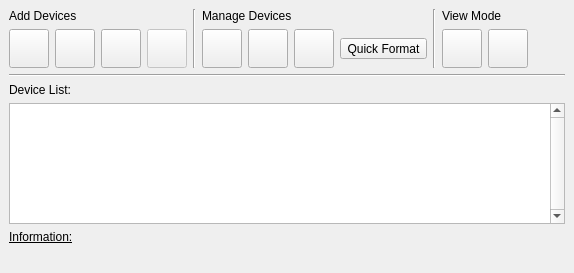
First picture: the form in src/Device_Manager_Widget.ui, repository tobimensch/aqemu, before the edit.
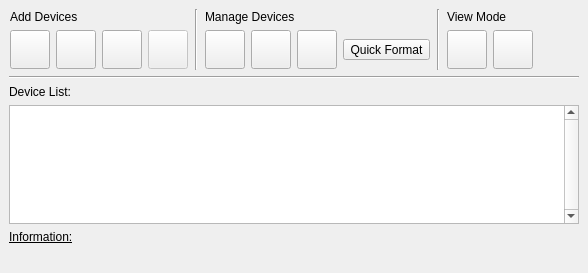
Second picture: the form after the edit. Icons and pictures are not drawn.

Commit message: Layouts of Ports Tab and Folder Sharing now are getting synced with Device Manager. More UI improvements. New icons for serial and parallel ports from openclipart.org by https://openclipart.org/user-detail/jhnri4

Patch:
```diff
--- a/src/Device_Manager_Widget.ui
+++ b/src/Device_Manager_Widget.ui
@@ -7,7 +7,7 @@
    <rect>
     <x>0</x>
     <y>0</y>
-    <width>574</width>
+    <width>588</width>
     <height>273</height>
    </rect>
   </property>
@@ -41,180 +41,6 @@
      </property>
     </widget>
    </item>
-   <item row="0" column="4">
-    <layout class="QGridLayout">
-     <property name="margin">
-      <number>0</number>
-     </property>
-     <property name="spacing">
-      <number>6</number>
-     </property>
-     <item row="0" column="0">
-      <widget class="QLabel" name="Label_View_Mode">
-       <property name="text">
-        <string>View Mode</string>
-       </property>
-      </widget>
-     </item>
-     <item row="1" column="0">
-      <layout class="QHBoxLayout">
-       <property name="spacing">
-        <number>6</number>
-       </property>
-       <property name="margin">
-        <number>0</number>
-       </property>
-       <item>
-        <widget class="QToolButton" name="TB_Icon_Mode">
-         <property name="toolTip">
-          <string>Icon Mode</string>
-         </property>
-         <property name="text">
-          <string/>
-         </property>
-         <property name="icon">
-          <iconset resource="../resources/icons.qrc">
-           <normaloff>:/view_icon.png</normaloff>:/view_icon.png</iconset>
-         </property>
-         <property name="iconSize">
-          <size>
-           <width>32</width>
-           <height>32</height>
-          </size>
-         </property>
-        </widget>
-       </item>
-       <item>
-        <widget class="QToolButton" name="TB_List_Mode">
-         <property name="toolTip">
-          <string>List Mode</string>
-         </property>
-         <property name="text">
-          <string/>
-         </property>
-         <property name="icon">
-          <iconset resource="../resources/icons.qrc">
-           <normaloff>:/view_detailed.png</normaloff>:/view_detailed.png</iconset>
-         </property>
-         <property name="iconSize">
-          <size>
-           <width>32</width>
-           <height>32</height>
-          </size>
-         </property>
-        </widget>
-       </item>
-      </layout>
-     </item>
-    </layout>
-   </item>
-   <item row="0" column="2">
-    <layout class="QVBoxLayout">
-     <property name="spacing">
-      <number>6</number>
-     </property>
-     <property name="margin">
-      <number>0</number>
-     </property>
-     <item>
-      <widget class="QLabel" name="Label_Manage_Devices">
-       <property name="text">
-        <string>Manage Devices</string>
-       </property>
-      </widget>
-     </item>
-     <item>
-      <layout class="QHBoxLayout">
-       <property name="spacing">
-        <number>6</number>
-       </property>
-       <property name="margin">
-        <number>0</number>
-       </property>
-       <item>
-        <widget class="QToolButton" name="TB_Edit_Device">
-         <property name="toolTip">
-          <string>Properties</string>
-         </property>
-         <property name="text">
-          <string/>
-         </property>
-         <property name="icon">
-          <iconset resource="../resources/icons.qrc">
-           <normaloff>:/edit.png</normaloff>:/edit.png</iconset>
-         </property>
-         <property name="iconSize">
-          <size>
-           <width>32</width>
-           <height>32</height>
-          </size>
-         </property>
-        </widget>
-       </item>
-       <item>
-        <widget class="QToolButton" name="TB_Delete_Device">
-         <property name="toolTip">
-          <string>Delete</string>
-         </property>
-         <property name="text">
-          <string/>
-         </property>
-         <property name="icon">
-          <iconset resource="../resources/icons.qrc">
-           <normaloff>:/remove.png</normaloff>:/remove.png</iconset>
-         </property>
-         <property name="iconSize">
-          <size>
-           <width>32</width>
-           <height>32</height>
-          </size>
-         </property>
-        </widget>
-       </item>
-       <item>
-        <widget class="QToolButton" name="TB_Format_HDD">
-         <property name="toolTip">
-          <string>Format HDD</string>
-         </property>
-         <property name="text">
-          <string/>
-         </property>
-         <property name="icon">
-          <iconset resource="../resources/icons.qrc">
-           <normaloff>:/exec.png</normaloff>:/exec.png</iconset>
-         </property>
-         <property name="iconSize">
-          <size>
-           <width>32</width>
-           <height>32</height>
-          </size>
-         </property>
-        </widget>
-       </item>
-       <item>
-        <widget class="QToolButton" name="TB_Quick_Format">
-         <property name="toolTip">
-          <string>Quick Format</string>
-         </property>
-         <property name="text">
-          <string>Quick Format</string>
-         </property>
-         <property name="icon">
-          <iconset resource="../resources/icons.qrc">
-           <normaloff>:/eraser.png</normaloff>:/eraser.png</iconset>
-         </property>
-         <property name="iconSize">
-          <size>
-           <width>32</width>
-           <height>32</height>
-          </size>
-         </property>
-        </widget>
-       </item>
-      </layout>
-     </item>
-    </layout>
-   </item>
    <item row="0" column="1">
     <widget class="Line" name="line_3">
      <property name="orientation">
@@ -222,116 +48,6 @@
      </property>
     </widget>
    </item>
-   <item row="0" column="0">
-    <layout class="QVBoxLayout">
-     <property name="spacing">
-      <number>6</number>
-     </property>
-     <property name="margin">
-      <number>0</number>
-     </property>
-     <item>
-      <widget class="QLabel" name="Label_Add_Devices">
-       <property name="text">
-        <string>Add Devices</string>
-       </property>
-      </widget>
-     </item>
-     <item>
-      <layout class="QHBoxLayout">
-       <property name="spacing">
-        <number>6</number>
-       </property>
-       <property name="margin">
-        <number>0</number>
-       </property>
-       <item>
-        <widget class="QToolButton" name="TB_Add_Floppy">
-         <property name="toolTip">
-          <string>Add Floppy</string>
-         </property>
-         <property name="text">
-          <string/>
-         </property>
-         <property name="icon">
-          <iconset resource="../resources/icons.qrc">
-           <normaloff>:/fdd.png</normaloff>:/fdd.png</iconset>
-         </property>
-         <property name="iconSize">
-          <size>
-           <width>32</width>
-           <height>32</height>
-          </size>
-         </property>
-        </widget>
-       </item>
-       <item>
-        <widget class="QToolButton" name="TB_Add_CDROM">
-         <property name="toolTip">
-          <string>Add CD/DVD-ROM</string>
-         </property>
-         <property name="text">
-          <string/>
-         </property>
-         <property name="icon">
-          <iconset resource="../resources/icons.qrc">
-           <normaloff>:/cdrom.png</normaloff>:/cdrom.png</iconset>
-         </property>
-         <property name="iconSize">
-          <size>
-           <width>32</width>
-           <height>32</height>
-          </size>
-         </property>
-        </widget>
-       </item>
-       <item>
-        <widget class="QToolButton" name="TB_Add_HDD">
-         <property name="toolTip">
-          <string>Add HDD</string>
-         </property>
-         <property name="text">
-          <string/>
-         </property>
-         <property name="icon">
-          <iconset resource="../resources/icons.qrc">
-           <normaloff>:/hdd.png</normaloff>:/hdd.png</iconset>
-         </property>
-         <property name="iconSize">
-          <size>
-           <width>32</width>
-           <height>32</height>
-          </size>
-         </property>
-        </widget>
-       </item>
-       <item>
-        <widget class="QToolButton" name="TB_Add_Device">
-         <property name="enabled">
-          <bool>false</bool>
-         </property>
-         <property name="toolTip">
-          <string>Add Storage Device</string>
-         </property>
-         <property name="text">
-          <string/>
-         </property>
-         <property name="icon">
-          <iconset resource="../resources/icons.qrc">
-           <normaloff>:/blockdevice.png</normaloff>:/blockdevice.png</iconset>
-         </property>
-         <property name="iconSize">
-          <size>
-           <width>32</width>
-           <height>32</height>
-          </size>
-         </property>
-        </widget>
-       </item>
-      </layout>
-     </item>
-    </layout>
-   </item>
    <item row="1" column="0" colspan="6">
     <widget class="Line" name="line_2">
      <property name="orientation">
@@ -340,11 +56,20 @@
     </widget>
    </item>
    <item row="2" column="0" colspan="6">
-    <layout class="QVBoxLayout">
+    <layout class="QVBoxLayout" name="view_vbox_123">
      <property name="spacing">
       <number>6</number>
      </property>
-     <property name="margin">
+     <property name="leftMargin">
+      <number>0</number>
+     </property>
+     <property name="topMargin">
+      <number>0</number>
+     </property>
+     <property name="rightMargin">
+      <number>0</number>
+     </property>
+     <property name="bottomMargin">
       <number>0</number>
      </property>
      <item>
@@ -418,6 +143,350 @@
      </item>
     </layout>
    </item>
+   <item row="0" column="0">
+    <widget class="QWidget" name="add_layout_widget" native="true">
+     <layout class="QVBoxLayout">
+      <property name="spacing">
+       <number>6</number>
+      </property>
+      <property name="leftMargin">
+       <number>1</number>
+      </property>
+      <property name="topMargin">
+       <number>1</number>
+      </property>
+      <property name="rightMargin">
+       <number>1</number>
+      </property>
+      <property name="bottomMargin">
+       <number>1</number>
+      </property>
+      <item>
+       <widget class="QLabel" name="Label_Add_Devices">
+        <property name="text">
+         <string>Add Devices</string>
+        </property>
+       </widget>
+      </item>
+      <item>
+       <layout class="QHBoxLayout">
+        <property name="spacing">
+         <number>6</number>
+        </property>
+        <property name="leftMargin">
+         <number>0</number>
+        </property>
+        <property name="topMargin">
+         <number>0</number>
+        </property>
+        <property name="rightMargin">
+         <number>0</number>
+        </property>
+        <property name="bottomMargin">
+         <number>0</number>
+        </property>
+        <item>
+         <widget class="QToolButton" name="TB_Add_Floppy">
+          <property name="toolTip">
+           <string>Add Floppy</string>
+          </property>
+          <property name="text">
+           <string/>
+          </property>
+          <property name="icon">
+           <iconset resource="../resources/icons.qrc">
+            <normaloff>:/fdd.png</normaloff>:/fdd.png</iconset>
+          </property>
+          <property name="iconSize">
+           <size>
+            <width>32</width>
+            <height>32</height>
+           </size>
+          </property>
+         </widget>
+        </item>
+        <item>
+         <widget class="QToolButton" name="TB_Add_CDROM">
+          <property name="toolTip">
+           <string>Add CD/DVD-ROM</string>
+          </property>
+          <property name="text">
+           <string/>
+          </property>
+          <property name="icon">
+           <iconset resource="../resources/icons.qrc">
+            <normaloff>:/cdrom.png</normaloff>:/cdrom.png</iconset>
+          </property>
+          <property name="iconSize">
+           <size>
+            <width>32</width>
+            <height>32</height>
+           </size>
+          </property>
+         </widget>
+        </item>
+        <item>
+         <widget class="QToolButton" name="TB_Add_HDD">
+          <property name="toolTip">
+           <string>Add HDD</string>
+          </property>
+          <property name="text">
+           <string/>
+          </property>
+          <property name="icon">
+           <iconset resource="../resources/icons.qrc">
+            <normaloff>:/hdd.png</normaloff>:/hdd.png</iconset>
+          </property>
+          <property name="iconSize">
+           <size>
+            <width>32</width>
+            <height>32</height>
+           </size>
+          </property>
+         </widget>
+        </item>
+        <item>
+         <widget class="QToolButton" name="TB_Add_Device">
+          <property name="enabled">
+           <bool>false</bool>
+          </property>
+          <property name="toolTip">
+           <string>Add Storage Device</string>
+          </property>
+          <property name="text">
+           <string/>
+          </property>
+          <property name="icon">
+           <iconset resource="../resources/icons.qrc">
+            <normaloff>:/blockdevice.png</normaloff>:/blockdevice.png</iconset>
+          </property>
+          <property name="iconSize">
+           <size>
+            <width>32</width>
+            <height>32</height>
+           </size>
+          </property>
+         </widget>
+        </item>
+       </layout>
+      </item>
+     </layout>
+    </widget>
+   </item>
+   <item row="0" column="2">
+    <widget class="QWidget" name="manage_layout_widget" native="true">
+     <layout class="QVBoxLayout">
+      <property name="spacing">
+       <number>6</number>
+      </property>
+      <property name="leftMargin">
+       <number>1</number>
+      </property>
+      <property name="topMargin">
+       <number>1</number>
+      </property>
+      <property name="rightMargin">
+       <number>1</number>
+      </property>
+      <property name="bottomMargin">
+       <number>1</number>
+      </property>
+      <item>
+       <widget class="QLabel" name="Label_Manage_Devices">
+        <property name="text">
+         <string>Manage Devices</string>
+        </property>
+       </widget>
+      </item>
+      <item>
+       <layout class="QHBoxLayout">
+        <property name="spacing">
+         <number>6</number>
+        </property>
+        <property name="leftMargin">
+         <number>0</number>
+        </property>
+        <property name="topMargin">
+         <number>0</number>
+        </property>
+        <property name="rightMargin">
+         <number>0</number>
+        </property>
+        <property name="bottomMargin">
+         <number>0</number>
+        </property>
+        <item>
+         <widget class="QToolButton" name="TB_Edit_Device">
+          <property name="toolTip">
+           <string>Properties</string>
+          </property>
+          <property name="text">
+           <string/>
+          </property>
+          <property name="icon">
+           <iconset resource="../resources/icons.qrc">
+            <normaloff>:/edit.png</normaloff>:/edit.png</iconset>
+          </property>
+          <property name="iconSize">
+           <size>
+            <width>32</width>
+            <height>32</height>
+           </size>
+          </property>
+         </widget>
+        </item>
+        <item>
+         <widget class="QToolButton" name="TB_Delete_Device">
+          <property name="toolTip">
+           <string>Delete</string>
+          </property>
+          <property name="text">
+           <string/>
+          </property>
+          <property name="icon">
+           <iconset resource="../resources/icons.qrc">
+            <normaloff>:/remove.png</normaloff>:/remove.png</iconset>
+          </property>
+          <property name="iconSize">
+           <size>
+            <width>32</width>
+            <height>32</height>
+           </size>
+          </property>
+         </widget>
+        </item>
+        <item>
+         <widget class="QToolButton" name="TB_Format_HDD">
+          <property name="toolTip">
+           <string>Format HDD</string>
+          </property>
+          <property name="text">
+           <string/>
+          </property>
+          <property name="icon">
+           <iconset resource="../resources/icons.qrc">
+            <normaloff>:/exec.png</normaloff>:/exec.png</iconset>
+          </property>
+          <property name="iconSize">
+           <size>
+            <width>32</width>
+            <height>32</height>
+           </size>
+          </property>
+         </widget>
+        </item>
+        <item>
+         <widget class="QToolButton" name="TB_Quick_Format">
+          <property name="toolTip">
+           <string>Quick Format</string>
+          </property>
+          <property name="text">
+           <string>Quick Format</string>
+          </property>
+          <property name="icon">
+           <iconset resource="../resources/icons.qrc">
+            <normaloff>:/eraser.png</normaloff>:/eraser.png</iconset>
+          </property>
+          <property name="iconSize">
+           <size>
+            <width>32</width>
+            <height>32</height>
+           </size>
+          </property>
+         </widget>
+        </item>
+       </layout>
+      </item>
+     </layout>
+    </widget>
+   </item>
+   <item row="0" column="4">
+    <widget class="QWidget" name="view_layout_widget" native="true">
+     <layout class="QGridLayout">
+      <property name="leftMargin">
+       <number>1</number>
+      </property>
+      <property name="topMargin">
+       <number>1</number>
+      </property>
+      <property name="rightMargin">
+       <number>1</number>
+      </property>
+      <property name="bottomMargin">
+       <number>1</number>
+      </property>
+      <property name="spacing">
+       <number>6</number>
+      </property>
+      <item row="0" column="0">
+       <widget class="QLabel" name="Label_View_Mode">
+        <property name="text">
+         <string>View Mode</string>
+        </property>
+       </widget>
+      </item>
+      <item row="1" column="0">
+       <layout class="QHBoxLayout">
+        <property name="spacing">
+         <number>6</number>
+        </property>
+        <property name="leftMargin">
+         <number>0</number>
+        </property>
+        <property name="topMargin">
+         <number>0</number>
+        </property>
+        <property name="rightMargin">
+         <number>0</number>
+        </property>
+        <property name="bottomMargin">
+         <number>0</number>
+        </property>
+        <item>
+         <widget class="QToolButton" name="TB_Icon_Mode">
+          <property name="toolTip">
+           <string>Icon Mode</string>
+          </property>
+          <property name="text">
+           <string/>
+          </property>
+          <property name="icon">
+           <iconset resource="../resources/icons.qrc">
+            <normaloff>:/view_icon.png</normaloff>:/view_icon.png</iconset>
+          </property>
+          <property name="iconSize">
+           <size>
+            <width>32</width>
+            <height>32</height>
+           </size>
+          </property>
+         </widget>
+        </item>
+        <item>
+         <widget class="QToolButton" name="TB_List_Mode">
+          <property name="toolTip">
+           <string>List Mode</string>
+          </property>
+          <property name="text">
+           <string/>
+          </property>
+          <property name="icon">
+           <iconset resource="../resources/icons.qrc">
+            <normaloff>:/view_detailed.png</normaloff>:/view_detailed.png</iconset>
+          </property>
+          <property name="iconSize">
+           <size>
+            <width>32</width>
+            <height>32</height>
+           </size>
+          </property>
+         </widget>
+        </item>
+       </layout>
+      </item>
+     </layout>
+    </widget>
+   </item>
   </layout>
   <action name="actionAdd_Floppy">
    <property name="icon">
```
Left out of the diff: 174 changed lines with no effect on the pictures. The commit also changes 14 other files.
